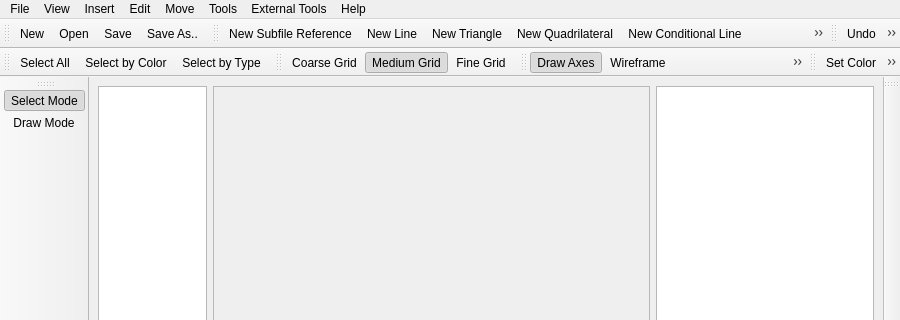
Qt form src/ui/ldforge.ui (crimsondusk/ldforge) before a commit; both pictures show x 0 to 900 and y 0 to 320 of the 900 by 600 pixel window.
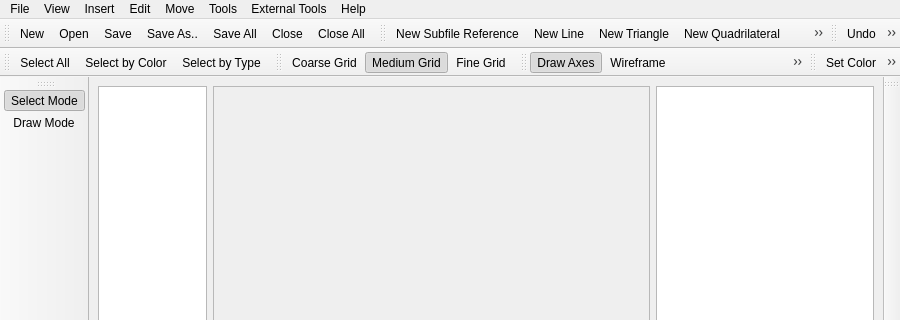
The same form after that commit. Icons and pictures are not drawn.

Diff of the .ui file:
```diff
--- a/src/ui/ldforge.ui
+++ b/src/ui/ldforge.ui
@@ -269,6 +269,9 @@
    <addaction name="actionOpen"/>
    <addaction name="actionSave"/>
    <addaction name="actionSaveAs"/>
+   <addaction name="actionSaveAll"/>
+   <addaction name="actionClose"/>
+   <addaction name="actionCloseAll"/>
   </widget>
   <widget class="QToolBar" name="toolBar_2">
    <property name="windowTitle">
```
